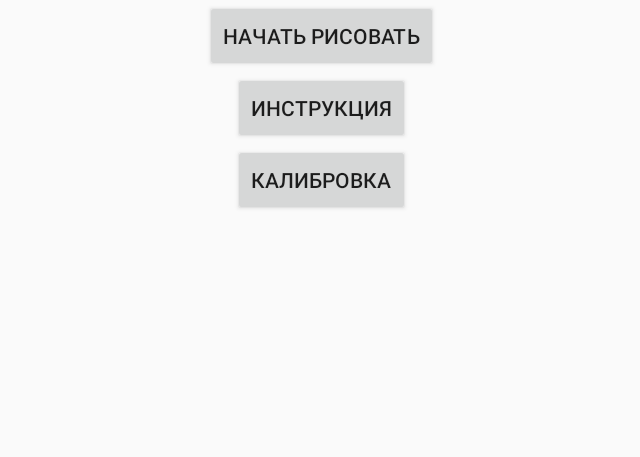
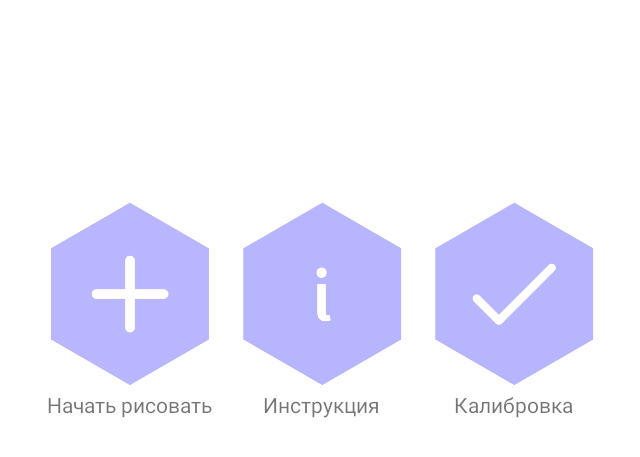
Before and after one commit to kitecat/umocam, an Android app: the screen it shows after launch (MainActivity), on a phone screen of 824 x 412 dp (held sideways). Shown: the top 457 px of the screen, without its empty margins (296-936 px from the left). Run offline under Robolectric (Android 15) with nearby library versions, the phone set to English and light mode, and no system bars.

Commit message:
Главное меню

```diff
--- a/app/src/main/java/com/subodhjena/objectcounter/MainActivity.java
+++ b/app/src/main/java/com/subodhjena/objectcounter/MainActivity.java
@@ -5,15 +5,19 @@ import android.content.Intent;
 import android.os.Bundle;
 import android.view.View;
 import android.widget.Button;
+import android.widget.ImageView;
 
 public class MainActivity extends Activity {
 
     @Override
     public void onCreate(Bundle savedInstanceState) {
+
+        setContentView(R.layout.activity_main);
+
         super.onCreate(savedInstanceState);
         setContentView(R.layout.activity_main);
 
-        Button startDrawButton = (Button) findViewById(R.id.startDrawButton);
+        ImageView startDrawButton = (ImageView) findViewById(R.id.startDrawButton);
         startDrawButton.setOnClickListener(new View.OnClickListener() {
             @Override
             public void onClick(View view) {
@@ -21,7 +25,7 @@ public class MainActivity extends Activity {
             }
         });
 
-        Button showTutorialButton = (Button) findViewById(R.id.showTutorialButton);
+        ImageView showTutorialButton = (ImageView) findViewById(R.id.showTutorialButton);
         showTutorialButton.setOnClickListener(new View.OnClickListener() {
             @Override
             public void onClick(View view) {
@@ -29,7 +33,7 @@ public class MainActivity extends Activity {
             }
         });
 
-        Button startCalibrateButton = (Button) findViewById(R.id.startCalibrateButton);
+        ImageView startCalibrateButton = (ImageView) findViewById(R.id.startCalibrateButton);
         startCalibrateButton.setOnClickListener(new View.OnClickListener() {
             @Override
             public void onClick(View view) {
--- a/app/src/main/res/layout/activity_main.xml
+++ b/app/src/main/res/layout/activity_main.xml
@@ -1,29 +1,73 @@
 <?xml version="1.0" encoding="utf-8"?>
 <RelativeLayout xmlns:android="http://schemas.android.com/apk/res/android"
+    xmlns:app="http://schemas.android.com/apk/res-auto"
     android:orientation="vertical" android:layout_width="match_parent"
-    android:layout_height="match_parent">
+    android:layout_height="match_parent"
+    android:background="@android:color/white">
 
-    <Button
-        android:id="@+id/startDrawButton"
+    <LinearLayout
         android:layout_width="wrap_content"
         android:layout_height="wrap_content"
-        android:layout_alignParentTop="true"
-        android:layout_centerHorizontal="true"
-        android:text="@string/start_draw" />
+        android:id="@+id/startDrawButtonGroup"
+        android:layout_centerVertical="true"
+        android:layout_toStartOf="@+id/showTutorialButtonGroup"
+        android:orientation="vertical"
+        android:gravity="center_horizontal">
 
-    <Button
-        android:id="@+id/showTutorialButton"
+        <ImageView
+            android:id="@+id/startDrawButton"
+            android:layout_width="128dp"
+            android:layout_height="128dp"
+            android:src="@drawable/start_draw_drawable" />
+
+        <TextView
+            android:id="@+id/startDrawTextView"
+            android:layout_width="wrap_content"
+            android:layout_height="wrap_content"
+            android:text="@string/start_draw" />
+    </LinearLayout>
+
+    <LinearLayout
         android:layout_width="wrap_content"
         android:layout_height="wrap_content"
-        android:layout_below="@+id/startDrawButton"
-        android:layout_centerHorizontal="true"
-        android:text="@string/tutorial" />
+        android:id="@+id/showTutorialButtonGroup"
+        android:layout_centerInParent="true"
+        android:orientation="vertical"
+        android:gravity="center_horizontal">
 
-    <Button
-        android:id="@+id/startCalibrateButton"
+        <ImageView
+            android:id="@+id/showTutorialButton"
+            android:layout_width="128dp"
+            android:layout_height="128dp"
+            android:src="@drawable/show_instruction_drawable" />
+
+        <TextView
+            android:id="@+id/showTutorialTextView"
+            android:layout_width="wrap_content"
+            android:layout_height="wrap_content"
+            android:text="@string/tutorial" />
+    </LinearLayout>
+
+    <LinearLayout
         android:layout_width="wrap_content"
         android:layout_height="wrap_content"
-        android:layout_below="@+id/showTutorialButton"
-        android:layout_centerHorizontal="true"
-        android:text="@string/calibrate" />
+        android:id="@+id/startCalibrateButtonGroup"
+        android:layout_centerVertical="true"
+        android:layout_toEndOf="@+id/showTutorialButtonGroup"
+        android:orientation="vertical"
+        android:gravity="center_horizontal">
+
+        <ImageView
+            android:id="@+id/startCalibrateButton"
+            android:layout_width="128dp"
+            android:layout_height="128dp"
+            android:src="@drawable/start_calibrate_drawable" />
+
+        <TextView
+            android:id="@+id/startCalibrateTextView"
+            android:layout_width="wrap_content"
+            android:layout_height="wrap_content"
+            android:text="@string/calibrate" />
+    </LinearLayout>
+
 </RelativeLayout>
```
Also changed, not shown: app/src/main/res/drawable/show_instruction_drawable.png (added), app/src/main/res/drawable/start_calibrate_drawable.png (added), app/src/main/res/drawable/start_draw_drawable.png (added).
